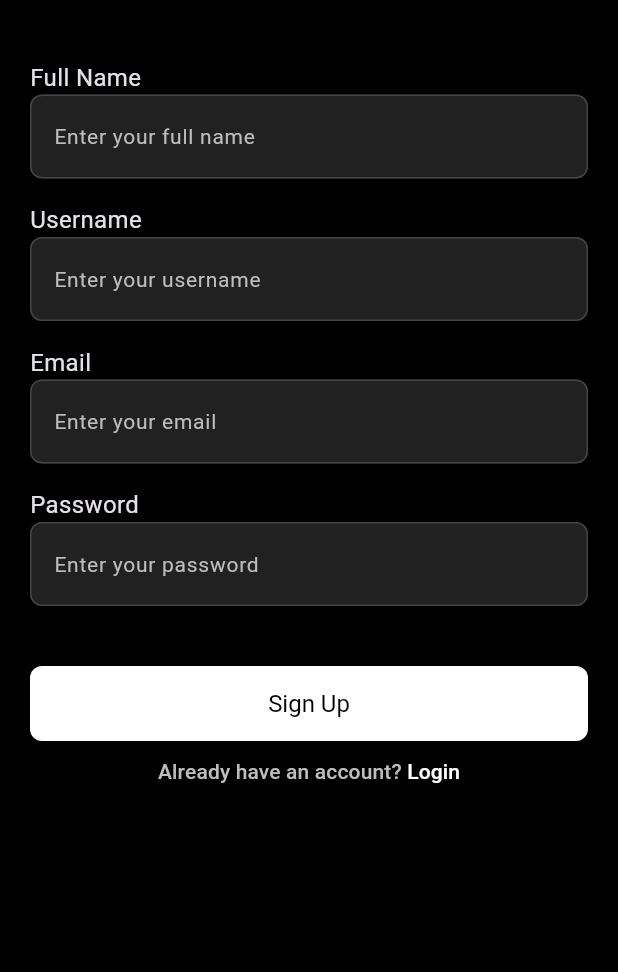
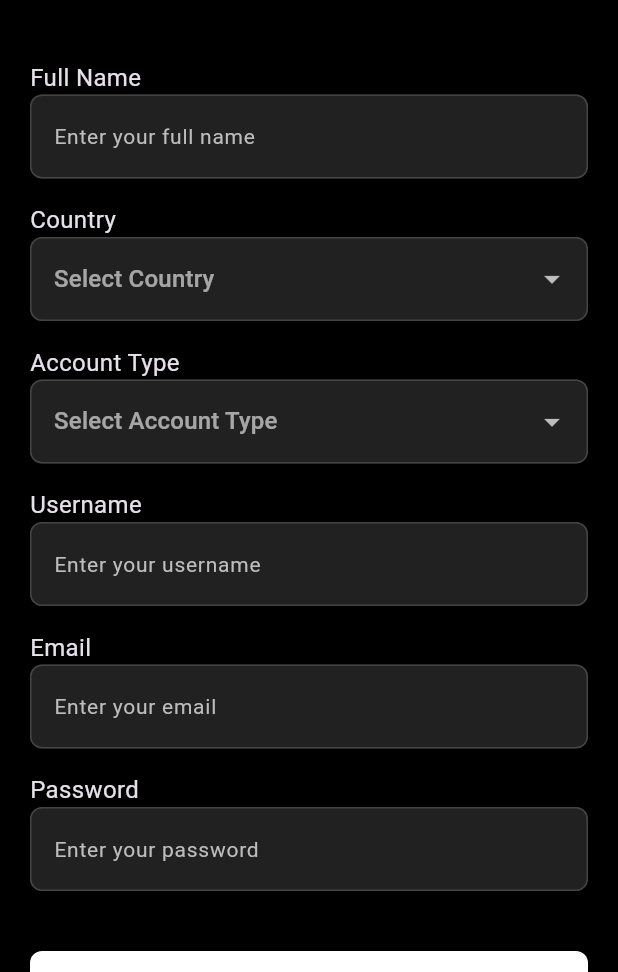
Before and after one commit to imahacs/the_phantom_hub, a Flutter app: the SignUpScreen screen opened directly, on a phone screen of 412 x 824 dp, the part 264-1236 px from its top. Run offline on Flutter 3.47's test engine with Material 3 defaults, Android fonts, the phone set to English and light mode, and no system bars; our stand-ins replace flutter_bloc, flutter_svg, fpdart, google_fonts, google_nav_bar, lucide_icons and 1 more; accounts and stored records are empty; Roboto replaces fonts that are missing (GoogleFonts.abrilFatface).

Commit message:
Add: dropdown to sign up

```diff
--- a/lib/features/auth/data/datasources/auth_remote_data_sources.dart
+++ b/lib/features/auth/data/datasources/auth_remote_data_sources.dart
@@ -7,6 +7,8 @@ abstract interface class AuthRemoteDataSources {
     required String email,
     required String password,
     required String userName,
+    required String country,
+    required String accountType,
   });
   Future<String> loginWithEmailAndPassword(
       {required String email, required String password});
@@ -23,6 +25,8 @@ class AuthRemoteDataSourcesImpl implements AuthRemoteDataSources {
     required String email,
     required String password,
     required String userName,
+    required String country,
+    required String accountType,
   }) async {
     try {
       final response = await supabaseClient.auth.signUp(
@@ -31,7 +35,9 @@ class AuthRemoteDataSourcesImpl implements AuthRemoteDataSources {
         data: {
           'full_name': fullName,
           'username': userName,
-        }, // Country, and account type
+          'country': country,
+          'account_type': accountType,
+        },
       );
       if (response.user == null) {
         throw ServerException('User not created');
--- a/lib/features/auth/data/repository/auth_repository_imp.dart
+++ b/lib/features/auth/data/repository/auth_repository_imp.dart
@@ -22,6 +22,8 @@ class AuthRepositoryImp implements AuthRepository {
     required String email,
     required String password,
     required String userName,
+    required String country,
+    required String accountType,
   }) async {
     try {
       final userId = await remoteDataSources.signUpWithEmailAndPassword(
@@ -29,10 +31,12 @@ class AuthRepositoryImp implements AuthRepository {
         email: email,
         password: password,
         userName: userName,
+        country: country,
+        accountType: accountType,
       );
       return Right(userId);
     } on ServerException catch (e) {
       return Left(Failure());
     }
   }
-}
+  }
--- a/lib/features/auth/domain/repository/auth_repository.dart
+++ b/lib/features/auth/domain/repository/auth_repository.dart
@@ -7,6 +7,8 @@ abstract interface class AuthRepository {
     required String email,
     required String password,
     required String userName,
+    required String country,
+    required String accountType,
   });
   Future<Either<Failure, String>> loginWithEmailAndPassword({
     required String email,
--- a/lib/features/auth/domain/usercase/user_sign_up.dart
+++ b/lib/features/auth/domain/usercase/user_sign_up.dart
@@ -13,6 +13,8 @@ class UserSignUp implements UseCase<String, UserSignUpParams> {
       email: params.email,
       password: params.password,
       userName: params.userName,
+      country: params.country,
+      accountType: params.accountType,
     );
   }
 }
@@ -22,11 +24,15 @@ class UserSignUpParams {
   final String email;
   final String password;
   final String userName;
+  final String country;
+  final String accountType;
 
   UserSignUpParams({
     required this.fullName,
     required this.email,
     required this.password,
     required this.userName,
+    required this.country,
+    required this.accountType,
   });
 }
--- a/lib/features/auth/presentation/bloc/auth_bloc.dart
+++ b/lib/features/auth/presentation/bloc/auth_bloc.dart
@@ -17,6 +17,8 @@ class AuthBloc extends Bloc<AuthEvent, AuthState> {
         email: event.email,
         password: event.password,
         userName: event.userName,
+        country: event.country,
+        accountType: event.accountType,
       ));
 
       res.fold(
--- a/lib/features/auth/presentation/bloc/auth_event.dart
+++ b/lib/features/auth/presentation/bloc/auth_event.dart
@@ -8,11 +8,15 @@ final class AuthSignUp extends AuthEvent {
   final String email;
   final String password;
   final String userName;
+  final String country;
+  final String accountType;
 
   AuthSignUp({
     required this.fullName,
     required this.email,
     required this.password,
     required this.userName,
+    required this.country,
+    required this.accountType,
   });
 }
--- a/lib/features/auth/presentation/screens/sign_up_screen.dart
+++ b/lib/features/auth/presentation/screens/sign_up_screen.dart
@@ -4,6 +4,7 @@ import 'package:google_fonts/google_fonts.dart';
 import 'package:the_phantom_fx/core/theme/app_palette.dart';
 import 'package:the_phantom_fx/features/auth/presentation/bloc/auth_bloc.dart';
 import 'package:the_phantom_fx/features/auth/presentation/widgets/auth_button.dart';
+import 'package:the_phantom_fx/features/auth/presentation/widgets/auth_dropdown.dart';
 import 'package:the_phantom_fx/features/auth/presentation/widgets/auth_field.dart';
 import 'login_screen.dart';
 
@@ -22,6 +23,12 @@ class _SignUpScreenState extends State<SignUpScreen> {
   final TextEditingController emailController = TextEditingController();
   final TextEditingController userName = TextEditingController();
   final TextEditingController passwordController = TextEditingController();
+
+  String? selectedCountry;
+  String? selectedAccountType;
+
+  final List<String> countries = ['USA', 'UK', 'UAE', 'Saudi Arabia'];
+  final List<String> accountTypes = ['Trader', 'Channel Owner'];
 
   @override
   void dispose() {
@@ -61,6 +68,23 @@ class _SignUpScreenState extends State<SignUpScreen> {
                     hintText: 'Enter your full name',
                     controller: fullNameController),
                 const SizedBox(height: 16),
+                AuthDropdown(
+                  label: "Country",
+                  hintText: "Select Country",
+                  value: selectedCountry,
+                  items: countries,
+                  onChanged: (value) => setState(() => selectedCountry = value),
+                ),
+                const SizedBox(height: 16),
+                AuthDropdown(
+                  label: "Account Type",
+                  hintText: "Select Account Type",
+                  value: selectedAccountType,
+                  items: ["Trader", "Channel Owner"],
+                  onChanged: (value) =>
+                      setState(() => selectedAccountType = value),
+                ),
+                const SizedBox(height: 16),
                 AuthField(
                     label: 'Username',
                     hintText: 'Enter your username',
@@ -76,7 +100,6 @@ class _SignUpScreenState extends State<SignUpScreen> {
                     hintText: 'Enter your password',
                     controller: passwordController,
                     isObscureText: true),
-
                 const SizedBox(height: 40),
                 SizedBox(
                   width: double.infinity,
@@ -90,6 +113,8 @@ class _SignUpScreenState extends State<SignUpScreen> {
                                 email: emailController.text.trim(),
                                 password: passwordController.text.trim(),
                                 userName: userName.text.trim(),
+                                country: selectedCountry!,
+                                accountType: selectedAccountType!,
                               ),
                             );
                       }
--- /dev/null
+++ b/lib/features/auth/presentation/widgets/auth_dropdown.dart
@@ -0,0 +1,44 @@
+import 'package:flutter/material.dart';
+
+class AuthDropdown extends StatelessWidget {
+  final String label;
+  final String hintText;
+  final String? value;
+  final List<String> items;
+  final Function(String?) onChanged;
+  final String? Function(String?)? validator;
+
+  const AuthDropdown({
+    super.key,
+    required this.label,
+    required this.hintText,
+    required this.value,
+    required this.items,
+    required this.onChanged,
+    this.validator,
+  });
+
+  @override
+  Widget build(BuildContext context) {
+    return Column(
+      crossAxisAlignment: CrossAxisAlignment.start,
+      children: [
+        Text(label, style: const TextStyle(fontSize: 16)),
+        DropdownButtonFormField<String>(
+          value: value,
+          hint: Text(hintText),
+          items: items.map((String item) {
+            return DropdownMenuItem<String>(
+              value: item,
+              child: Text(item),
+            );
+          }).toList(),
+          onChanged: onChanged,
+          validator: validator ??
+              (value) => value == null ? "Please select $label" : null,
+          decoration: const InputDecoration(),
+        ),
+      ],
+    );
+  }
+}
```
